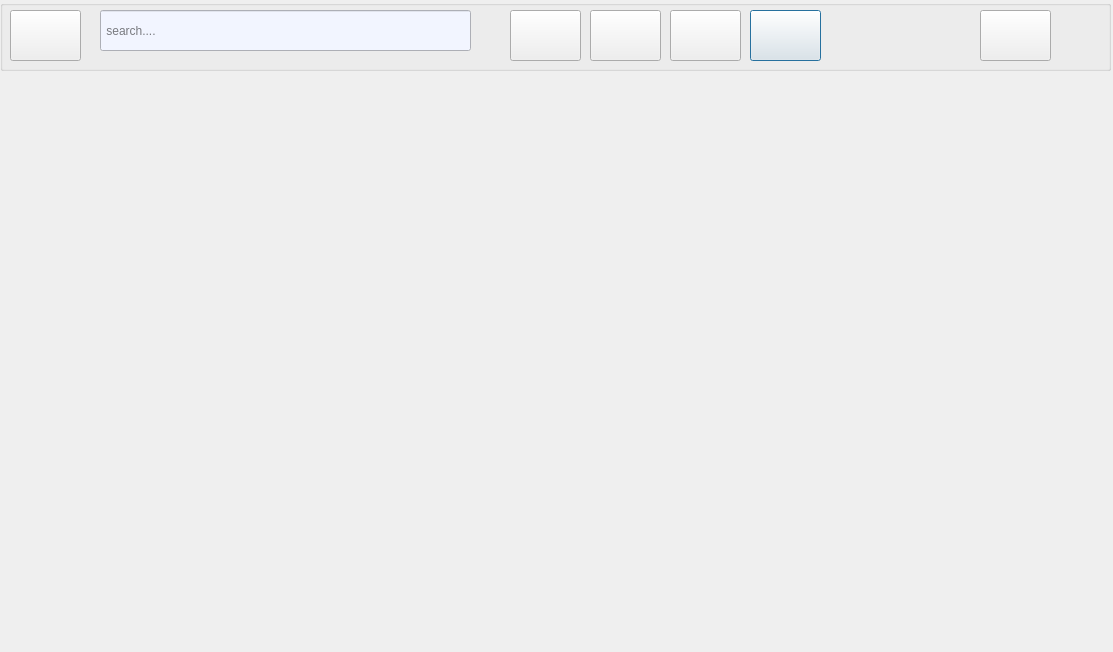
Old version of the form work-main/work-main/work-main (1)/work-main/work-main/work-main/MainProjectPhase1-master/MainProjectPhase1-main/messaging.ui in the repository f8477/work.
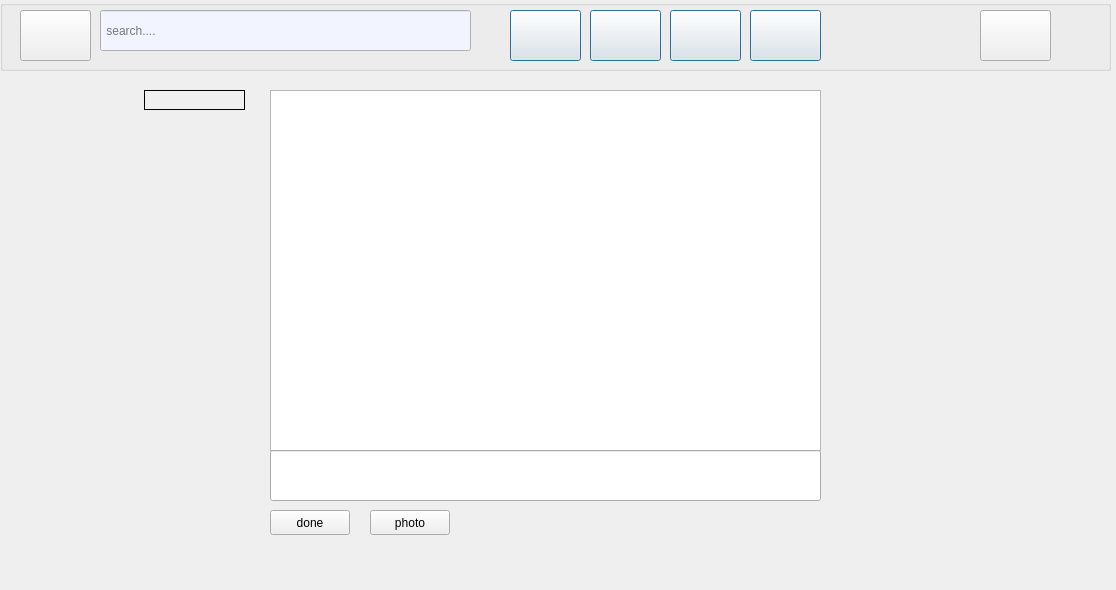
New version of the form. Icons and pictures are not drawn.

Commit message: start messaging page

Diff of the .ui file:
```diff
--- a/work-main/work-main/work-main (1)/work-main/work-main/work-main/MainProjectPhase1-master/MainProjectPhase1-main/messaging.ui
+++ b/work-main/work-main/work-main (1)/work-main/work-main/work-main/MainProjectPhase1-master/MainProjectPhase1-main/messaging.ui
@@ -1,20 +1,17 @@
 <?xml version="1.0" encoding="UTF-8"?>
 <ui version="4.0">
- <class>messaging</class>
- <widget class="QDialog" name="messaging">
+ <class>Messaging</class>
+ <widget class="QWidget" name="Messaging">
   <property name="geometry">
    <rect>
     <x>0</x>
     <y>0</y>
-    <width>1113</width>
-    <height>652</height>
+    <width>1116</width>
+    <height>590</height>
    </rect>
   </property>
   <property name="windowTitle">
-   <string>Dialog</string>
-  </property>
-  <property name="styleSheet">
-   <string notr="true">background-image: url(:/new/prefix1/back2.jpg);</string>
+   <string>Form</string>
   </property>
   <widget class="QGroupBox" name="groupBox">
    <property name="geometry">
@@ -31,7 +28,7 @@
    <widget class="QPushButton" name="pushButton">
     <property name="geometry">
      <rect>
-      <x>10</x>
+      <x>20</x>
       <y>10</y>
       <width>71</width>
       <height>51</height>
@@ -159,6 +156,68 @@
     </property>
    </widget>
   </widget>
+  <widget class="QTextBrowser" name="textBrowser">
+   <property name="geometry">
+    <rect>
+     <x>270</x>
+     <y>90</y>
+     <width>551</width>
+     <height>361</height>
+    </rect>
+   </property>
+  </widget>
+  <widget class="QLineEdit" name="messageLineEdit">
+   <property name="geometry">
+    <rect>
+     <x>270</x>
+     <y>450</y>
+     <width>551</width>
+     <height>51</height>
+    </rect>
+   </property>
+  </widget>
+  <widget class="QPushButton" name="sendButton">
+   <property name="geometry">
+    <rect>
+     <x>270</x>
+     <y>510</y>
+     <width>80</width>
+     <height>25</height>
+    </rect>
+   </property>
+   <property name="text">
+    <string>done</string>
+   </property>
+  </widget>
+  <widget class="QPushButton" name="uploadButton">
+   <property name="geometry">
+    <rect>
+     <x>370</x>
+     <y>510</y>
+     <width>80</width>
+     <height>25</height>
+    </rect>
+   </property>
+   <property name="text">
+    <string>photo</string>
+   </property>
+  </widget>
+  <widget class="QLabel" name="labelChatWith">
+   <property name="geometry">
+    <rect>
+     <x>144</x>
+     <y>90</y>
+     <width>101</width>
+     <height>20</height>
+    </rect>
+   </property>
+   <property name="frameShape">
+    <enum>QFrame::Box</enum>
+   </property>
+   <property name="text">
+    <string/>
+   </property>
+  </widget>
  </widget>
  <resources/>
  <connections/>
```
Left out of the diff: 2 changed lines with no effect on the pictures. The commit also changes 7 other files.
